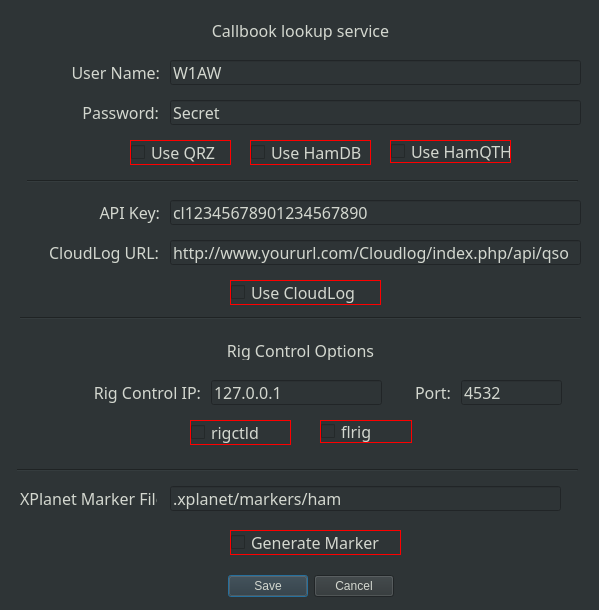
Above: settings.ui from mbridak/FieldDayLogger before the change. Below: the same form after it.
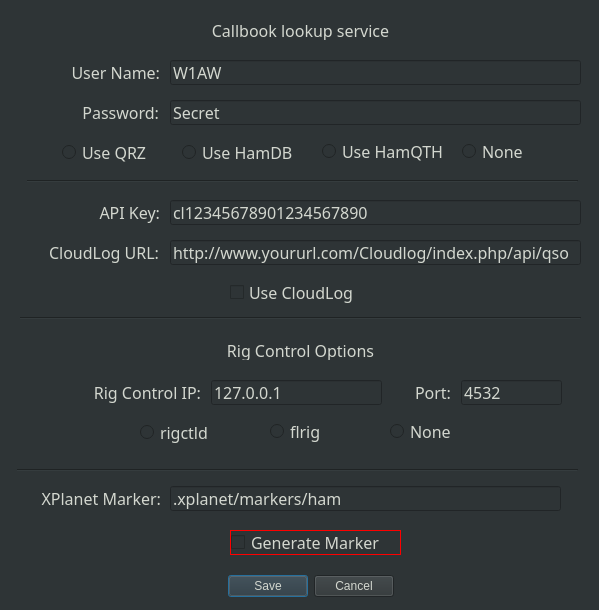
That is the form after the change.

Commit message: Updated settings dialog, moved it to it's own file

The edit to the form file:
```diff
--- a/settings.ui
+++ b/settings.ui
@@ -197,10 +197,10 @@
     <set>Qt::AlignRight|Qt::AlignTrailing|Qt::AlignVCenter</set>
    </property>
   </widget>
-  <widget class="QCheckBox" name="useqrz_checkBox">
+  <widget class="QRadioButton" name="useqrz_radioButton">
    <property name="geometry">
     <rect>
-     <x>130</x>
+     <x>62</x>
      <y>140</y>
      <width>101</width>
      <height>25</height>
@@ -218,7 +218,7 @@
     <bool>false</bool>
    </property>
    <property name="styleSheet">
-    <string notr="true">border: 1px solid red;</string>
+    <string notr="true"/>
    </property>
    <property name="text">
     <string>Use QRZ</string>
@@ -242,16 +242,16 @@
     </font>
    </property>
    <property name="styleSheet">
-    <string notr="true">border: 1px solid red;</string>
+    <string notr="true"/>
    </property>
    <property name="text">
     <string>Use CloudLog</string>
    </property>
   </widget>
-  <widget class="QCheckBox" name="userigcontrol_checkBox">
+  <widget class="QRadioButton" name="userigctld_radioButton">
    <property name="geometry">
     <rect>
-     <x>190</x>
+     <x>140</x>
      <y>420</y>
      <width>101</width>
      <height>25</height>
@@ -266,7 +266,7 @@
     </font>
    </property>
    <property name="styleSheet">
-    <string notr="true">border: 1px solid red;</string>
+    <string notr="true"/>
    </property>
    <property name="text">
     <string>rigctld</string>
@@ -462,9 +462,9 @@
   <widget class="QLabel" name="label_8">
    <property name="geometry">
     <rect>
-     <x>20</x>
+     <x>10</x>
      <y>486</y>
-     <width>137</width>
+     <width>151</width>
      <height>25</height>
     </rect>
    </property>
@@ -475,7 +475,10 @@
     </font>
    </property>
    <property name="text">
-    <string>XPlanet Marker File:</string>
+    <string>XPlanet Marker:</string>
+   </property>
+   <property name="alignment">
+    <set>Qt::AlignRight|Qt::AlignTrailing|Qt::AlignVCenter</set>
    </property>
   </widget>
   <widget class="QLineEdit" name="markerfile_field">
@@ -519,10 +522,10 @@
     <string>Generate Marker</string>
    </property>
   </widget>
-  <widget class="QCheckBox" name="usehamdb_checkBox">
+  <widget class="QRadioButton" name="usehamdb_radioButton">
    <property name="geometry">
     <rect>
-     <x>250</x>
+     <x>182</x>
      <y>140</y>
      <width>121</width>
      <height>25</height>
@@ -535,16 +538,16 @@
     </font>
    </property>
    <property name="styleSheet">
-    <string notr="true">border: 1px solid red;</string>
+    <string notr="true"/>
    </property>
    <property name="text">
     <string>Use HamDB</string>
    </property>
   </widget>
-  <widget class="QCheckBox" name="checkBox">
+  <widget class="QRadioButton" name="usehamqth_radioButton">
    <property name="geometry">
     <rect>
-     <x>390</x>
+     <x>322</x>
      <y>140</y>
      <width>121</width>
      <height>23</height>
@@ -557,7 +560,7 @@
     </font>
    </property>
    <property name="styleSheet">
-    <string notr="true">border: 1px solid red;</string>
+    <string notr="true"/>
    </property>
    <property name="text">
     <string>Use HamQTH</string>
@@ -585,10 +588,10 @@
     <set>Qt::AlignCenter</set>
    </property>
   </widget>
-  <widget class="QCheckBox" name="checkBox_2">
+  <widget class="QRadioButton" name="useflrig_radioButton">
    <property name="geometry">
     <rect>
-     <x>320</x>
+     <x>270</x>
      <y>420</y>
      <width>92</width>
      <height>23</height>
@@ -601,7 +604,7 @@
     </font>
    </property>
    <property name="styleSheet">
-    <string notr="true">border: 1px solid red;</string>
+    <string notr="true"/>
    </property>
    <property name="text">
     <string>flrig</string>
@@ -629,6 +632,50 @@
     <set>Qt::AlignCenter</set>
    </property>
   </widget>
+  <widget class="QRadioButton" name="radioButton">
+   <property name="geometry">
+    <rect>
+     <x>390</x>
+     <y>420</y>
+     <width>71</width>
+     <height>23</height>
+    </rect>
+   </property>
+   <property name="font">
+    <font>
+     <family>JetBrains Mono</family>
+     <pointsize>12</pointsize>
+    </font>
+   </property>
+   <property name="text">
+    <string>None</string>
+   </property>
+   <attribute name="buttonGroup">
+    <string notr="true">buttonGroup</string>
+   </attribute>
+  </widget>
+  <widget class="QRadioButton" name="radioButton_3">
+   <property name="geometry">
+    <rect>
+     <x>462</x>
+     <y>140</y>
+     <width>71</width>
+     <height>23</height>
+    </rect>
+   </property>
+   <property name="font">
+    <font>
+     <family>JetBrains Mono</family>
+     <pointsize>12</pointsize>
+    </font>
+   </property>
+   <property name="text">
+    <string>None</string>
+   </property>
+   <attribute name="buttonGroup">
+    <string notr="true">buttonGroup_2</string>
+   </attribute>
+  </widget>
  </widget>
  <resources/>
  <connections>
```
Left out of the diff: 19 changed lines with no effect on the pictures. The commit also changes 2 other files.
